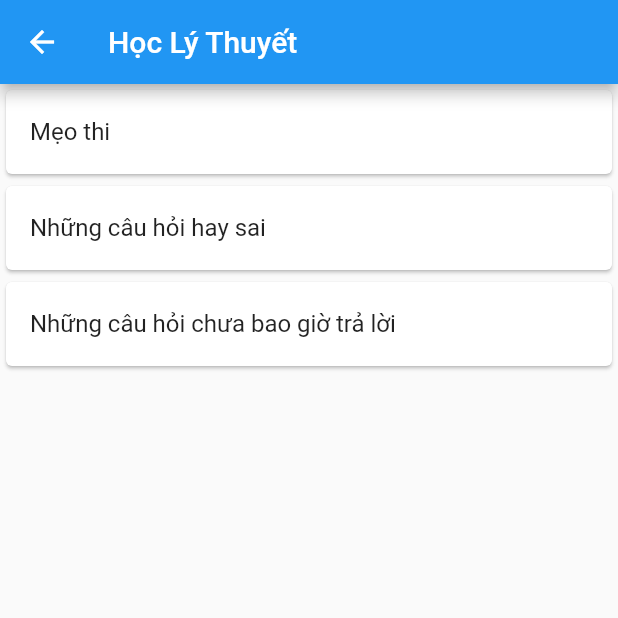
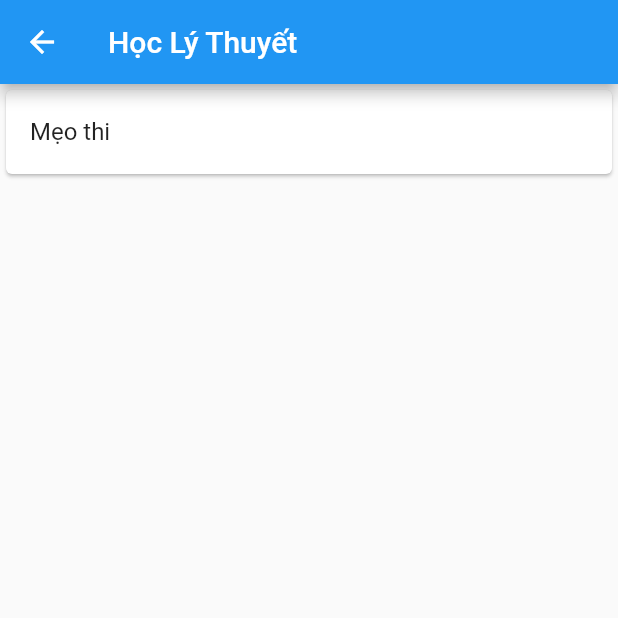
Before and after one commit to skyphantomhz/driverlicense, a Flutter app: the LearnPage screen opened by its route, on a phone screen of 412 x 824 dp, the top half of it. Run offline on Flutter 3.47's test engine with Material 2 defaults, Android fonts, the phone set to English and light mode, and no system bars; our stand-ins replace firebase_analytics, firebase_crashlytics, font_awesome_flutter, get_it, rxdart, shared_preferences and 1 more; missing offline and left inert: bloc_provider, firebase_admob; accounts and stored records are empty; statements that could not run were skipped.

Commit message:
Prepare build release 3

```diff
--- a/lib/main.dart
+++ b/lib/main.dart
@@ -4,7 +4,6 @@ import 'dart:io';
 import 'package:drives_licence/ui/global.dart';
 import 'package:drives_licence/ui/homepage/home_page.dart';
 import 'package:drives_licence/ui/learnpage/learn_page.dart';
-import 'package:drives_licence/ui/learnpage/tippage/tip_page.dart';
 import 'package:drives_licence/ui/learnpage/tippage/tip_provider.dart';
 import 'package:drives_licence/ui/licensespage/license_page.dart';
 import 'package:drives_licence/ui/previewpage/preview_page.dart';
--- a/lib/ui/learnpage/learn_page.dart
+++ b/lib/ui/learnpage/learn_page.dart
@@ -41,12 +41,12 @@ class _LearnPageState extends State<LearnPage> {
               },
               child: ListTile(title: Text("Mẹo thi"),))
           ),
-          Card(
-            child: ListTile(title: Text("Những câu hỏi hay sai"),)
-          ),
-          Card(
-            child: ListTile(title: Text("Những câu hỏi chưa bao giờ trả lời"),)
-          ),
+          // Card(
+          //   child: ListTile(title: Text("Những câu hỏi hay sai"),)
+          // ),
+          // Card(
+          //   child: ListTile(title: Text("Những câu hỏi chưa bao giờ trả lời"),)
+          // ),
         ],),
       ),
     );
--- a/pubspec.yaml
+++ b/pubspec.yaml
@@ -11,7 +11,7 @@ description: A new Flutter project.
 # In iOS, build-name is used as CFBundleShortVersionString while build-number used as CFBundleVersion.
 # Read more about iOS versioning at
 # https://developer.apple.com/library/archive/documentation/General/Reference/InfoPlistKeyReference/Articles/CoreFoundationKeys.html
-version: 1.0.0+1
+version: 1.0.0+3
 
 environment:
   sdk: ">=2.1.0 <3.0.0"
```
